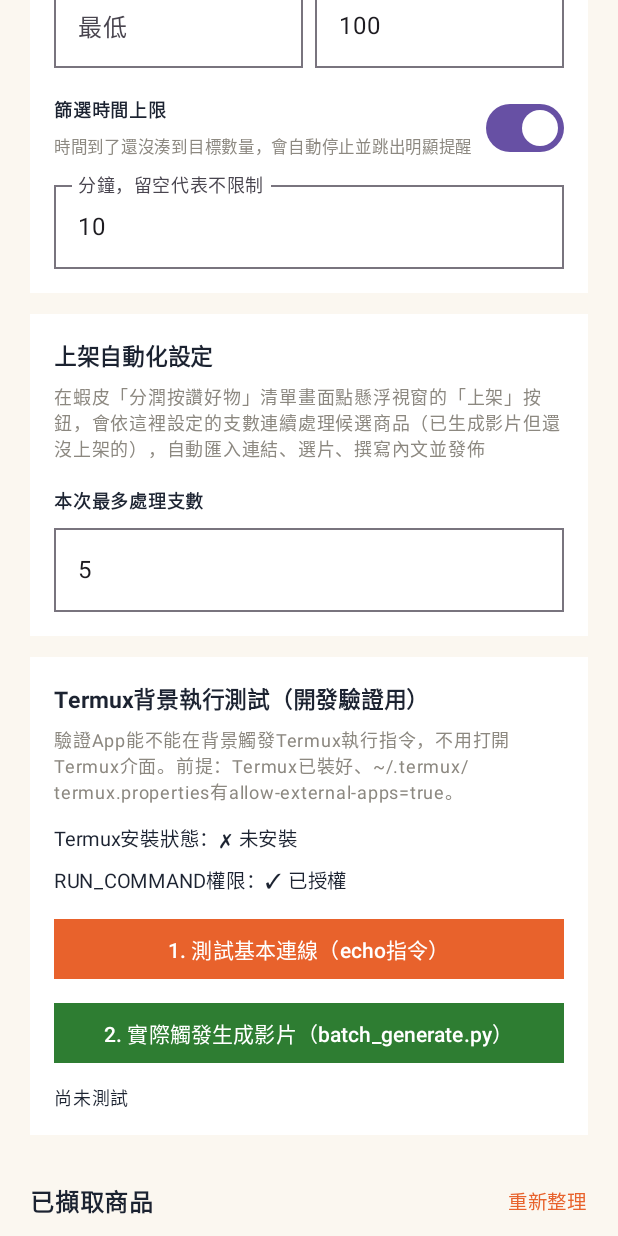
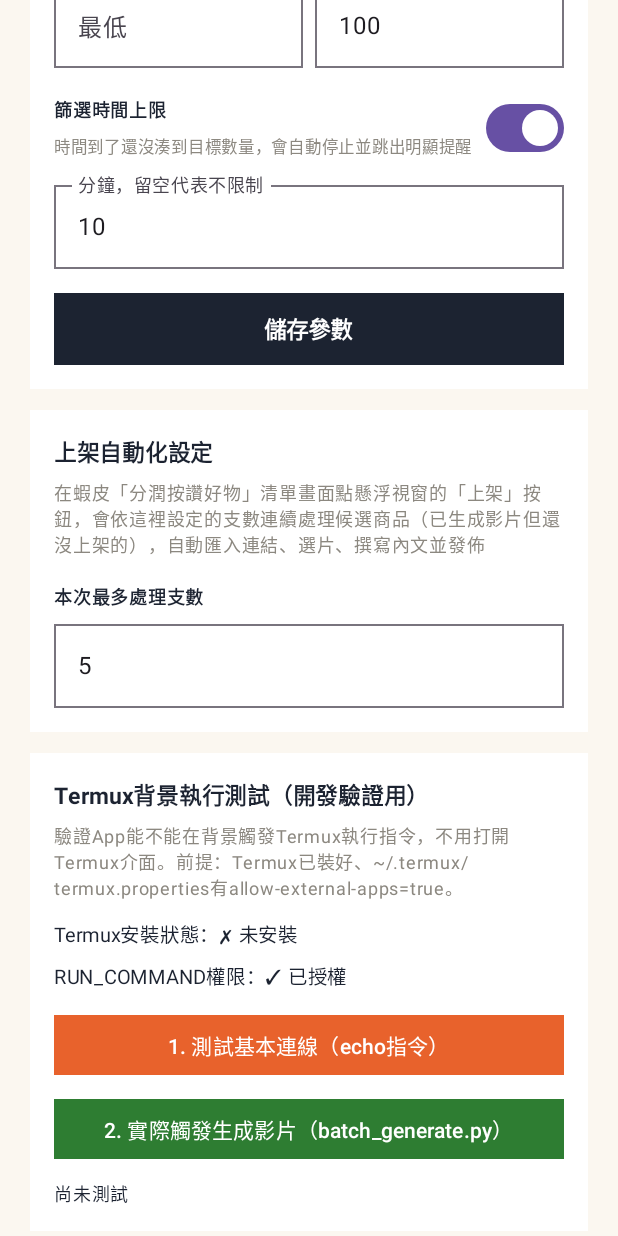
Before and after one commit to 20171109ggggggg-art/shopee-capture, an Android app built with Jetpack Compose: the MainActivity screen opened directly, with no data from a screen before it, scrolled down 1153 dp, on a phone screen of 412 x 824 dp. Run offline under Robolectric (Android 15) with nearby library versions, the light colour scheme and no system bars; pictures from the network do not load; 1 statement that could not run was skipped.

Commit message:
修正Promoters等篩選欄位清空無上限後被預設值覆蓋的bug，新增儲存參數按鈕與確認提示

```diff
--- a/app/src/main/java/com/tagcopy/shopeecapture/AutoCapturePrefs.kt
+++ b/app/src/main/java/com/tagcopy/shopeecapture/AutoCapturePrefs.kt
@@ -20,7 +20,18 @@ object AutoCapturePrefs {
     private const val KEY_MAX_ATTEMPTS_ENABLED = "max_attempts_enabled"
     private const val KEY_TIME_LIMIT_ENABLED = "time_limit_enabled"
 
-    private fun getDoubleOrNull(sp: android.content.SharedPreferences, key: String): Double? {
+    /**
+     * 讀取一個「可能是null（不限制）」的Double欄位，並正確分辨兩種情況：
+     * 1. 這個key從來沒被save()寫過（例如App第一次安裝、使用者從沒碰過這個欄位）→ 回傳呼叫端給的預設值
+     * 2. 這個key曾經被save()寫過，且當時使用者把欄位清空代表「不限制」→ 回傳null，不套用預設值
+     * 舊版只用Float.NaN當作「null」的標記，沒辦法分辨這兩種情況（都讀到NaN），
+     * 導致使用者主動清空成「不限制」後，只要畫面重新讀取一次就會被預設值蓋回去。
+     * 用sp.contains(key)先判斷這個key有沒有真的被寫過，兩種情況才分得開。
+     */
+    private fun getDoubleOrNullWithDefault(
+        sp: android.content.SharedPreferences, key: String, default: Double?
+    ): Double? {
+        if (!sp.contains(key)) return default
         val v = sp.getFloat(key, Float.NaN)
         return if (v.isNaN()) null else v.toDouble()
     }
@@ -29,7 +40,11 @@ object AutoCapturePrefs {
         editor.putFloat(key, value?.toFloat() ?: Float.NaN)
     }
 
-    private fun getIntOrNull(sp: android.content.SharedPreferences, key: String): Int? {
+    /** Int版本，邏輯跟getDoubleOrNullWithDefault完全對應，見上方註解 */
+    private fun getIntOrNullWithDefault(
+        sp: android.content.SharedPreferences, key: String, default: Int?
+    ): Int? {
+        if (!sp.contains(key)) return default
         val v = sp.getInt(key, Int.MIN_VALUE)
         return if (v == Int.MIN_VALUE) null else v
     }
@@ -41,14 +56,14 @@ object AutoCapturePrefs {
     fun load(context: Context): AutoCaptureConfig {
         val sp = context.getSharedPreferences(PREFS_NAME, Context.MODE_PRIVATE)
         val filter = ProductFilterConfig(
-            minCommissionPercent = getDoubleOrNull(sp, KEY_MIN_COMMISSION) ?: 1.0,
-            maxCommissionPercent = getDoubleOrNull(sp, KEY_MAX_COMMISSION),
-            minPrice = getDoubleOrNull(sp, KEY_MIN_PRICE) ?: 50.0,
-            maxPrice = getDoubleOrNull(sp, KEY_MAX_PRICE),
-            minSoldCount = getIntOrNull(sp, KEY_MIN_SOLD) ?: 10,
-            maxSoldCount = getIntOrNull(sp, KEY_MAX_SOLD),
-            minPromoterCount = getIntOrNull(sp, KEY_MIN_PROMOTER),
-            maxPromoterCount = getIntOrNull(sp, KEY_MAX_PROMOTER) ?: 100
+            minCommissionPercent = getDoubleOrNullWithDefault(sp, KEY_MIN_COMMISSION, 1.0),
+            maxCommissionPercent = getDoubleOrNullWithDefault(sp, KEY_MAX_COMMISSION, null),
+            minPrice = getDoubleOrNullWithDefault(sp, KEY_MIN_PRICE, 50.0),
+            maxPrice = getDoubleOrNullWithDefault(sp, KEY_MAX_PRICE, null),
+            minSoldCount = getIntOrNullWithDefault(sp, KEY_MIN_SOLD, 10),
+            maxSoldCount = getIntOrNullWithDefault(sp, KEY_MAX_SOLD, null),
+            minPromoterCount = getIntOrNullWithDefault(sp, KEY_MIN_PROMOTER, null),
+            maxPromoterCount = getIntOrNullWithDefault(sp, KEY_MAX_PROMOTER, 100)
         )
         return AutoCaptureConfig(
             targetCount = sp.getInt(KEY_TARGET_COUNT, 10),
--- a/app/src/main/java/com/tagcopy/shopeecapture/MainActivity.kt
+++ b/app/src/main/java/com/tagcopy/shopeecapture/MainActivity.kt
@@ -8,6 +8,7 @@ import android.os.Build
 import android.os.Bundle
 import android.provider.Settings
 import android.text.TextUtils
+import android.widget.Toast
 import androidx.activity.ComponentActivity
 import androidx.activity.compose.setContent
 import androidx.activity.result.contract.ActivityResultContracts
@@ -474,6 +475,22 @@ fun AutoCaptureSettingsCard(context: android.content.Context) {
             label = { Text(stringResource(R.string.time_limit_hint)) },
             shape = RoundedCornerShape(0.dp)
         )
+
+        // 每個欄位的onValueChange其實已經呼叫persist()即時存檔，這顆按鈕主要是讓使用者
+        // 明確「按了才安心」——按下去除了再存一次（保險，避免任何漏接的欄位）,
+        // 還會跳Toast明確告知「已儲存」，解決使用者反映看不出來有沒有真的存到的疑慮。
+        Spacer(Modifier.height(16.dp))
+        Button(
+            onClick = {
+                persist()
+                Toast.makeText(context, context.getString(R.string.toast_params_saved), Toast.LENGTH_SHORT).show()
+            },
+            colors = ButtonDefaults.buttonColors(containerColor = InkColor),
+            shape = RoundedCornerShape(0.dp),
+            modifier = Modifier.fillMaxWidth().height(48.dp)
+        ) {
+            Text(stringResource(R.string.btn_save_params), fontSize = 15.sp, fontWeight = FontWeight.Bold)
+        }
     }
 }
 
--- a/app/src/main/res/values/strings.xml
+++ b/app/src/main/res/values/strings.xml
@@ -162,4 +162,6 @@
     <string name="simple_upload_instr_3">3. 點浮動按鈕裡的「上架」，就會自動連續發佈短影音</string>
     <string name="simple_pending_count">目前有 %1$d 支影片還沒上架</string>
     <string name="simple_warn_need_accessibility_upload">尚未開啟無障礙服務權限，上架功能無法運作，請到「進階設定」開啟</string>
+    <string name="btn_save_params">儲存參數</string>
+    <string name="toast_params_saved">已儲存 ✓</string>
 </resources>
```
Also changed, not shown: 1 other file.
